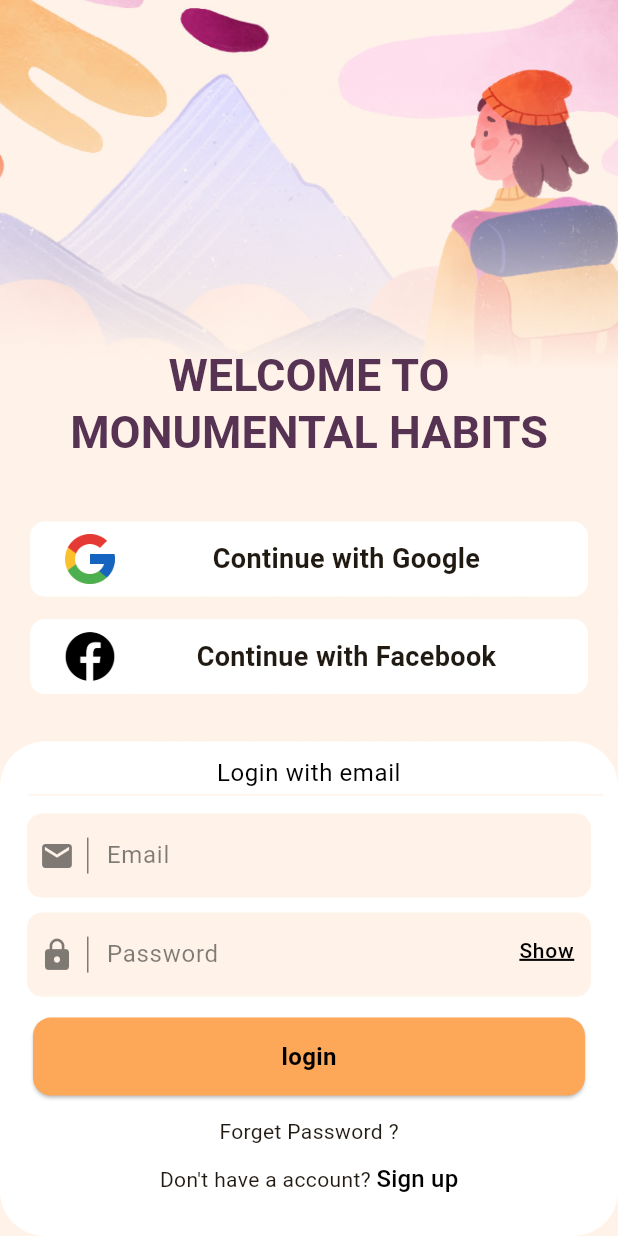
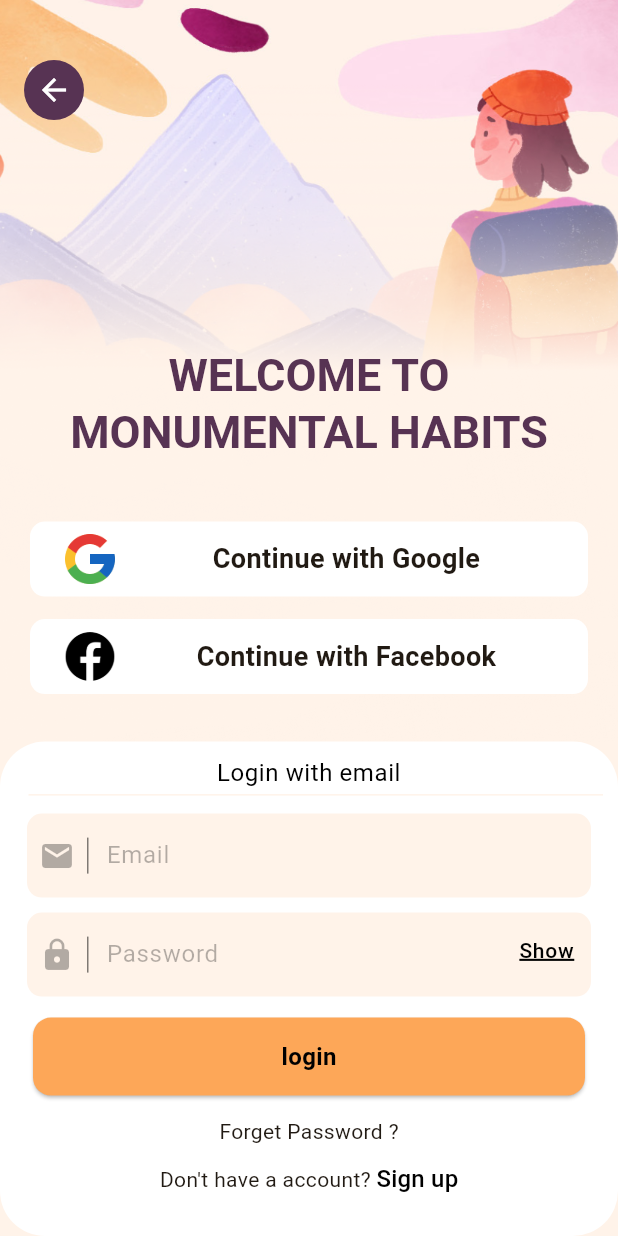
Before and after one commit to Arifcngk/Restaurant-Order-Application, a Flutter app: the screen it shows after launch, on a phone screen of 412 x 824 dp. Run offline on Flutter 3.47's test engine with Material 3 defaults, Android fonts, the phone set to English and light mode, and no system bars; our stand-ins replace flutter_onboarding_slider.

```diff
--- /dev/null
+++ b/lib/core/partials_widget/icon_btn_widget.dart
@@ -0,0 +1,27 @@
+import 'package:flutter/material.dart';
+import 'package:looking_for_a_custom_app/const/color.dart';
+
+class IconBtnWidget extends StatelessWidget {
+  const IconBtnWidget({
+    super.key,
+    required ColorApp colorApp,
+  }) : _colorApp = colorApp;
+
+  final ColorApp _colorApp;
+
+  @override
+  Widget build(BuildContext context) {
+    return Positioned(
+      top: 40,
+      left: 16,
+      child: CircleAvatar(
+        radius: 20,
+        backgroundColor: _colorApp.colorEclipse,
+        child: const Icon(
+          Icons.arrow_back,
+          color: Colors.white,
+        ),
+      ),
+    );
+  }
+}
--- a/lib/core/partials_widget/txt_formField_widget.dart
+++ b/lib/core/partials_widget/txt_formField_widget.dart
@@ -54,8 +54,8 @@ class txtFormFieldWidget extends StatelessWidget {
           ),
         ),
         hintText: text,
-        hintStyle: TextStyle(color: Colors.black.withOpacity(0.5)),
-        prefixIconColor: Colors.black.withOpacity(0.5),
+        hintStyle: TextStyle(color: Colors.black.withOpacity(0.3)),
+        prefixIconColor: Colors.black.withOpacity(0.3),
         border: OutlineInputBorder(
           borderRadius: BorderRadius.circular(10),
         ),
--- a/lib/main.dart
+++ b/lib/main.dart
@@ -2,6 +2,7 @@ import 'package:flutter/material.dart';
 import 'package:looking_for_a_custom_app/const/color.dart';
 import 'package:looking_for_a_custom_app/screen/auth/login_page_view.dart';
 import 'package:looking_for_a_custom_app/screen/auth/register_page_view.dart';
+import 'package:looking_for_a_custom_app/screen/auth/reset_password_view.dart';
 import 'package:looking_for_a_custom_app/screen/introduction/onboarding_intro_view.dart';
 
 void main() {
@@ -21,7 +22,7 @@ class MyApp extends StatelessWidget {
             ColorScheme.fromSeed(seedColor: ColorApp().scaffoldBackgroungColor),
         useMaterial3: true,
       ),
-      home: LoginPageView(),
+      home: const LoginPageView(),
     );
   }
 }
--- a/lib/screen/auth/login_page_view.dart
+++ b/lib/screen/auth/login_page_view.dart
@@ -1,6 +1,7 @@
 import 'package:flutter/material.dart';
 import 'package:looking_for_a_custom_app/const/color.dart';
 import 'package:looking_for_a_custom_app/core/partials_widget/btn_text_widget.dart';
+import 'package:looking_for_a_custom_app/core/partials_widget/icon_btn_widget.dart';
 import 'package:looking_for_a_custom_app/core/partials_widget/social_media_btn_widget.dart';
 import 'package:looking_for_a_custom_app/core/partials_widget/text_widget.dart';
 import 'package:looking_for_a_custom_app/core/partials_widget/txt_formField_widget.dart';
@@ -19,7 +20,9 @@ class _LoginPageViewState extends State<LoginPageView> {
     final ColorApp _colorApp = ColorApp();
     return Scaffold(
       backgroundColor: _colorApp.scaffoldBackgroungColor,
-      body: Column(
+      body: Stack(
+        children: [
+          Column(
             children: [
               Expanded(
                 flex: 6,
@@ -86,7 +89,8 @@ class _LoginPageViewState extends State<LoginPageView> {
                         children: [
                           Text(
                             'Login with email',
-                        style: Theme.of(context).textTheme.bodySmall!.copyWith(
+                            style:
+                                Theme.of(context).textTheme.bodySmall!.copyWith(
                                       fontSize: 16,
                                       color: Colors.black,
                                     ),
@@ -107,13 +111,15 @@ class _LoginPageViewState extends State<LoginPageView> {
                                   child: Column(
                                     children: [
                                       txtFormFieldWidget(
-                                    colorApp: _colorApp.scaffoldBackgroungColor,
+                                        colorApp:
+                                            _colorApp.scaffoldBackgroungColor,
                                         icon: Icons.email,
                                         text: 'Email',
                                       ),
                                       const SizedBox(height: 10),
                                       txtFormFieldWidget(
-                                    colorApp: _colorApp.scaffoldBackgroungColor,
+                                        colorApp:
+                                            _colorApp.scaffoldBackgroungColor,
                                         icon: Icons.lock,
                                         text: 'Password',
                                         isNotPassword: true,
@@ -127,7 +133,8 @@ class _LoginPageViewState extends State<LoginPageView> {
                                       const Text('Forget Password ?'),
                                       const SizedBox(height: 10),
                                       Row(
-                                    mainAxisAlignment: MainAxisAlignment.center,
+                                        mainAxisAlignment:
+                                            MainAxisAlignment.center,
                                         children: [
                                           Text("Don't have a account? "),
                                           GestureDetector(
@@ -142,7 +149,8 @@ class _LoginPageViewState extends State<LoginPageView> {
                                                 style: Theme.of(context)
                                                     .textTheme
                                                     .titleMedium!
-                                                .copyWith(color: Colors.black)),
+                                                    .copyWith(
+                                                        color: Colors.black)),
                                           ),
                                         ],
                                       ),
@@ -160,6 +168,11 @@ class _LoginPageViewState extends State<LoginPageView> {
               ),
             ],
           ),
+          IconBtnWidget(
+            colorApp: _colorApp,
+          ),
+        ],
+      ),
     );
   }
 }
--- a/lib/screen/auth/register_page_view.dart
+++ b/lib/screen/auth/register_page_view.dart
@@ -94,7 +94,7 @@ class _RegisterPageViewState extends State<RegisterPageView> {
                     ],
                   ),
                   const SizedBox(height: 16),
-                  Row(
+                  const Row(
                     children: [
                       Expanded(
                         child: SocialBtnWidget(
@@ -122,7 +122,7 @@ class _RegisterPageViewState extends State<RegisterPageView> {
                   mainAxisAlignment: MainAxisAlignment.center,
                   crossAxisAlignment: CrossAxisAlignment.end,
                   children: [
-                    Text("Don't have an account? "),
+                    const Text("Don't have an account? "),
                     GestureDetector(
                       onTap: () {
                         Navigator.of(context).push(MaterialPageRoute(
--- a/pubspec.yaml
+++ b/pubspec.yaml
@@ -72,6 +72,7 @@ flutter:
     - img/auth_img/email.png
     - img/auth_img/password.png
     - img/auth_img/register.png
+    - img/auth_img/reset_password.png
 
 
 
```
Also changed, not shown: lib/screen/auth/reset_password_view.dart (+113 -0 lines), img/auth_img/reset_password.png (added). Lines whose indentation alone changed are shown as unchanged.
